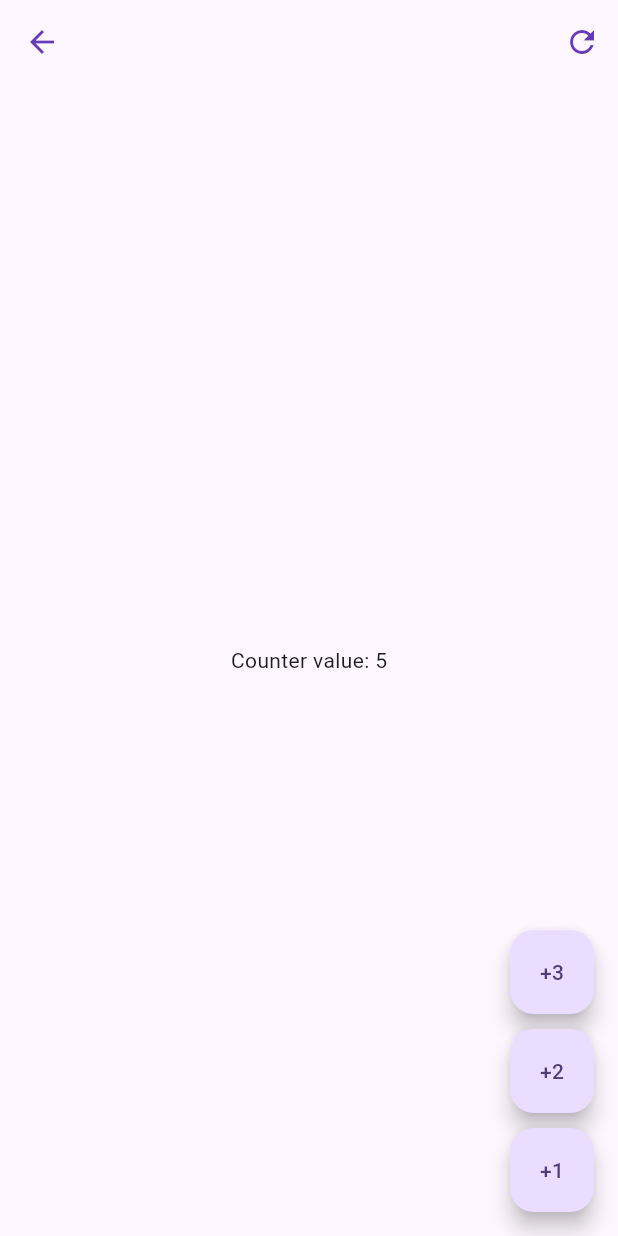
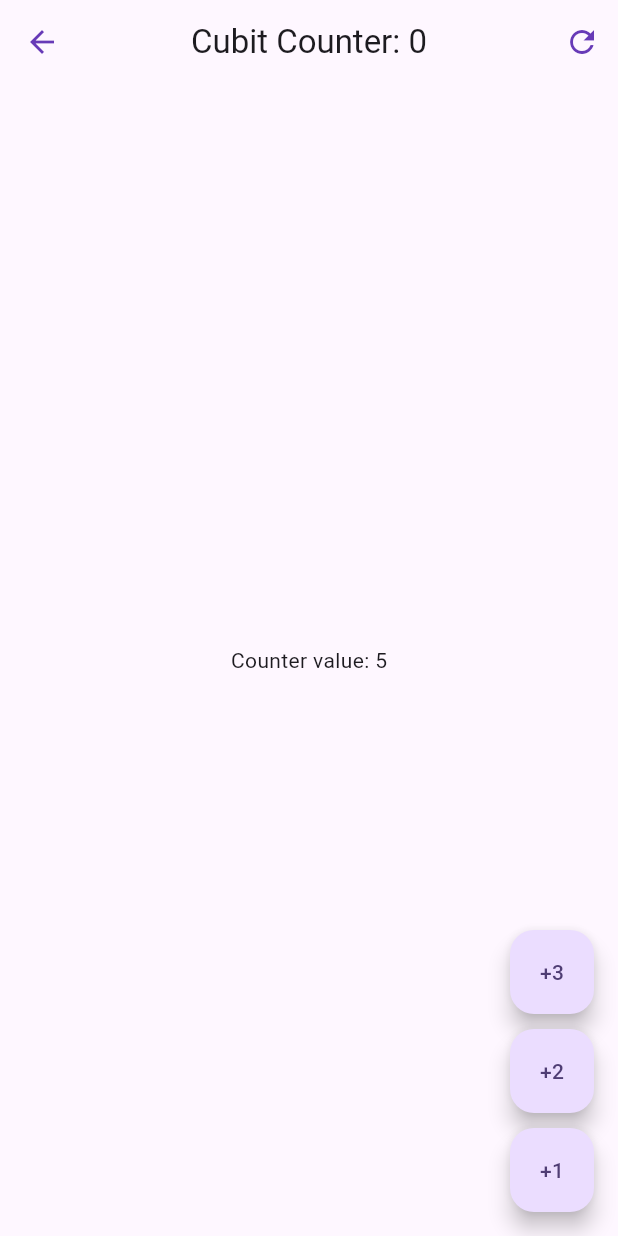
Before and after one commit to eacardenase/flutter-forms-app, a Flutter app: the _CubitCounterView screen opened directly, on a phone screen of 412 x 824 dp. Run offline on Flutter 3.47's test engine with Material 3 defaults, Android fonts, the phone set to English and light mode, and no system bars; our stand-ins replace equatable, flutter_bloc, go_router.

Commit message:
feat: add equatable to prevent rerenders if states are same

```diff
--- a/lib/presentation/blocs/counter_cubit/counter_cubit.dart
+++ b/lib/presentation/blocs/counter_cubit/counter_cubit.dart
@@ -1,9 +1,11 @@
+import 'package:equatable/equatable.dart';
+
 import 'package:flutter_bloc/flutter_bloc.dart';
 
 part 'counter_state.dart';
 
 class CounterCubit extends Cubit<CounterState> {
-  CounterCubit() : super(CounterState(counter: 5));
+  CounterCubit() : super(const CounterState(counter: 5));
 
   void increaseBy(int value) {
     emit(state.copyWith(
--- a/lib/presentation/blocs/counter_cubit/counter_state.dart
+++ b/lib/presentation/blocs/counter_cubit/counter_state.dart
@@ -1,10 +1,10 @@
 part of 'counter_cubit.dart';
 
-class CounterState {
+class CounterState extends Equatable {
   final int counter;
   final int transactionCount;
 
-  CounterState({
+  const CounterState({
     this.counter = 0,
     this.transactionCount = 0,
   });
@@ -17,4 +17,10 @@ class CounterState {
         counter: counter ?? this.counter,
         transactionCount: transactionCount ?? this.transactionCount,
       );
+
+  @override
+  List<Object> get props => [
+        counter,
+        transactionCount,
+      ];
 }
--- a/lib/presentation/screens/cubit_counter_screen.dart
+++ b/lib/presentation/screens/cubit_counter_screen.dart
@@ -25,11 +25,11 @@ class _CubitCounterView extends StatelessWidget {
 
   @override
   Widget build(BuildContext context) {
-    // final counterState = context.watch<CounterCubit>().state;
+    final counterState = context.watch<CounterCubit>().state;
 
     return Scaffold(
       appBar: AppBar(
-        // title: Text('Cubit Counter: ${counterState.transactionCount}'),
+        title: Text('Cubit Counter: ${counterState.transactionCount}'),
         actions: [
           IconButton(
             onPressed: () => context.read<CounterCubit>().reset(),
@@ -39,7 +39,7 @@ class _CubitCounterView extends StatelessWidget {
       ),
       body: Center(
         child: BlocBuilder<CounterCubit, CounterState>(
-          buildWhen: (previous, current) => current.counter != previous.counter,
+          // buildWhen: (previous, current) => current.counter != previous.counter,
           builder: (context, state) {
             print('DEBUG: Counter has changed');
 
--- a/pubspec.yaml
+++ b/pubspec.yaml
@@ -29,6 +29,7 @@ environment:
 # versions available, run `flutter pub outdated`.
 dependencies:
   cupertino_icons: ^1.0.6
+  equatable: ^2.0.5
   flutter:
     sdk: flutter
   flutter_bloc: ^8.1.5
```
Also changed, not shown: pubspec.lock.
